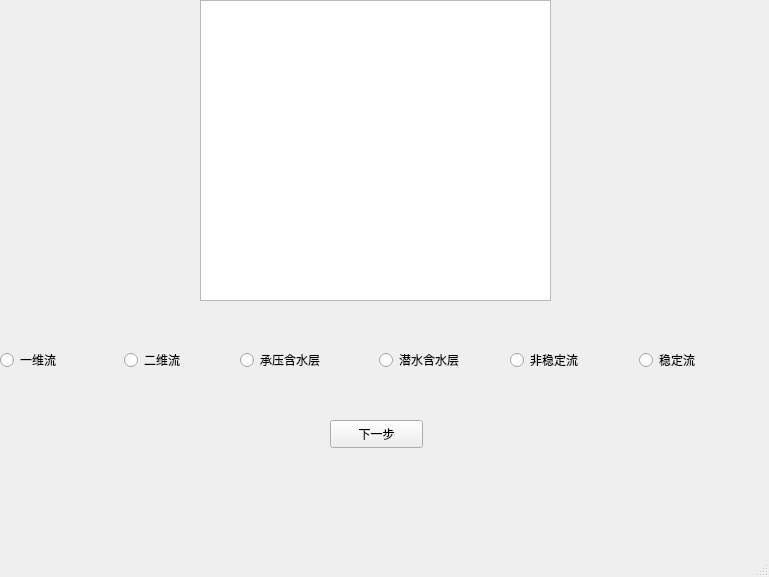
The window that ui/MainWindow - untitled.ui (Yulei-3005240023/FDM_groundwater) describes before a commit, drawn with Qt 5.
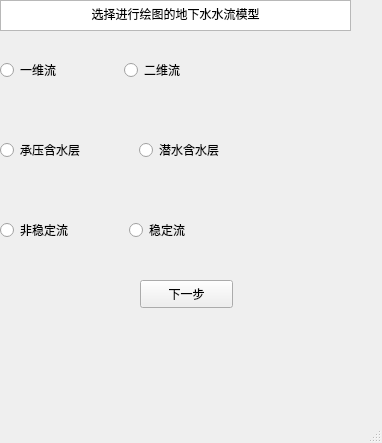
The same window after the commit.

What changed in the file:
```diff
--- a/ui/MainWindow - untitled.ui
+++ b/ui/MainWindow - untitled.ui
@@ -6,8 +6,8 @@
    <rect>
     <x>0</x>
     <y>0</y>
-    <width>769</width>
-    <height>577</height>
+    <width>382</width>
+    <height>443</height>
    </rect>
   </property>
   <property name="windowTitle">
@@ -20,8 +20,8 @@
    <widget class="QPushButton" name="pushButton">
     <property name="geometry">
      <rect>
-      <x>330</x>
-      <y>420</y>
+      <x>140</x>
+      <y>280</y>
       <width>93</width>
       <height>28</height>
      </rect>
@@ -33,8 +33,8 @@
    <widget class="QWidget" name="horizontalLayoutWidget">
     <property name="geometry">
      <rect>
-      <x>240</x>
-      <y>320</y>
+      <x>0</x>
+      <y>110</y>
       <width>271</width>
       <height>80</height>
      </rect>
@@ -60,7 +60,7 @@
     <property name="geometry">
      <rect>
       <x>0</x>
-      <y>320</y>
+      <y>30</y>
       <width>241</width>
       <height>80</height>
      </rect>
@@ -85,8 +85,8 @@
    <widget class="QWidget" name="horizontalLayoutWidget_3">
     <property name="geometry">
      <rect>
-      <x>510</x>
-      <y>320</y>
+      <x>0</x>
+      <y>190</y>
       <width>251</width>
       <height>80</height>
      </rect>
@@ -111,12 +111,19 @@
    <widget class="QTextBrowser" name="textBrowser">
     <property name="geometry">
      <rect>
-      <x>200</x>
+      <x>0</x>
       <y>0</y>
       <width>351</width>
-      <height>301</height>
+      <height>31</height>
      </rect>
     </property>
+    <property name="html">
+     <string>&lt;!DOCTYPE HTML PUBLIC &quot;-//W3C//DTD HTML 4.0//EN&quot; &quot;http://www.w3.org/TR/REC-html40/strict.dtd&quot;&gt;
+&lt;html&gt;&lt;head&gt;&lt;meta name=&quot;qrichtext&quot; content=&quot;1&quot; /&gt;&lt;style type=&quot;text/css&quot;&gt;
+p, li { white-space: pre-wrap; }
+&lt;/style&gt;&lt;/head&gt;&lt;body style=&quot; font-family:'SimSun'; font-size:9pt; font-weight:400; font-style:normal;&quot;&gt;
+&lt;p align=&quot;center&quot; style=&quot; margin-top:0px; margin-bottom:0px; margin-left:0px; margin-right:0px; -qt-block-indent:0; text-indent:0px;&quot;&gt;选择进行绘图的地下水水流模型&lt;/p&gt;&lt;/body&gt;&lt;/html&gt;</string>
+    </property>
    </widget>
   </widget>
   <widget class="QMenuBar" name="menubar">
```
Left out of the diff: 25 changed lines with no effect on the pictures.
